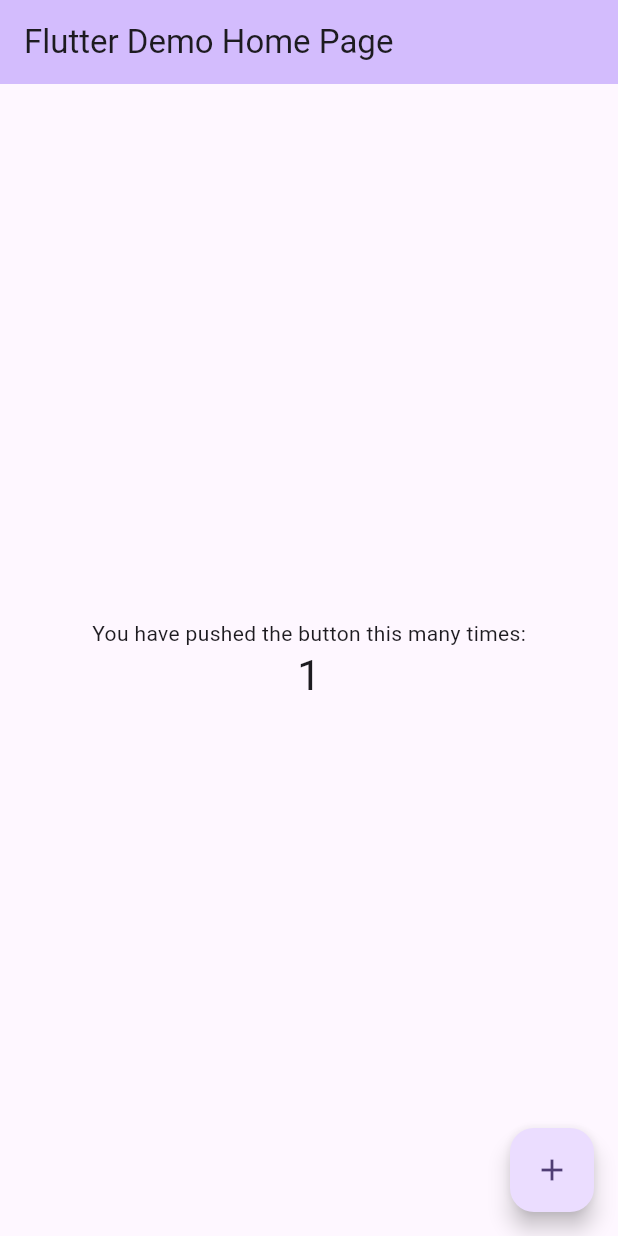
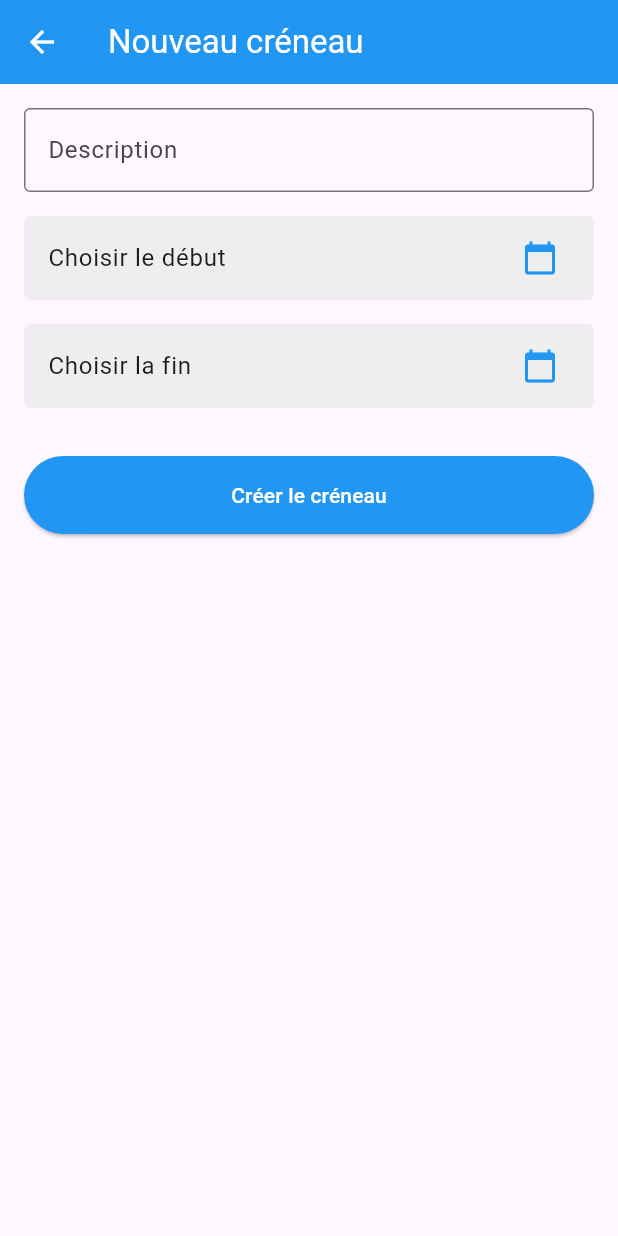
Before and after one commit to tesnim4/mini_projet_gest_emp, a Flutter app: the screen it shows after launch, after a tap on the "add" icon, on a phone screen of 412 x 824 dp. Run offline on Flutter 3.47's test engine with Material 3 defaults, Android fonts, the phone set to English and light mode, and no system bars; network calls fail.

Commit message:
ajout de slot_form_screen.dart et main.dart

```diff
--- a/frontend/gest_emp/lib/main.dart
+++ b/frontend/gest_emp/lib/main.dart
@@ -1,122 +1,24 @@
+// lib/main.dart
 import 'package:flutter/material.dart';
+import 'screens/home_screen.dart';
 
 void main() {
-  runApp(const MyApp());
+  runApp(const GestEmpApp());
 }
 
-class MyApp extends StatelessWidget {
-  const MyApp({super.key});
+class GestEmpApp extends StatelessWidget {
+  const GestEmpApp({super.key});
 
-  // This widget is the root of your application.
   @override
   Widget build(BuildContext context) {
     return MaterialApp(
-      title: 'Flutter Demo',
+      debugShowCheckedModeBanner: false,
+      title: 'Gest Emp',
       theme: ThemeData(
-        // This is the theme of your application.
-        //
-        // TRY THIS: Try running your application with "flutter run". You'll see
-        // the application has a purple toolbar. Then, without quitting the app,
-        // try changing the seedColor in the colorScheme below to Colors.green
-        // and then invoke "hot reload" (save your changes or press the "hot
-        // reload" button in a Flutter-supported IDE, or press "r" if you used
-        // the command line to start the app).
-        //
-        // Notice that the counter didn't reset back to zero; the application
-        // state is not lost during the reload. To reset the state, use hot
-        // restart instead.
-        //
-        // This works for code too, not just values: Most code changes can be
-        // tested with just a hot reload.
-        colorScheme: ColorScheme.fromSeed(seedColor: Colors.deepPurple),
+        primarySwatch: Colors.blue,
+        useMaterial3: true,
       ),
-      home: const MyHomePage(title: 'Flutter Demo Home Page'),
+      home: const HomeScreen(),
     );
   }
 }
-
-class MyHomePage extends StatefulWidget {
-  const MyHomePage({super.key, required this.title});
-
-  // This widget is the home page of your application. It is stateful, meaning
-  // that it has a State object (defined below) that contains fields that affect
-  // how it looks.
-
-  // This class is the configuration for the state. It holds the values (in this
-  // case the title) provided by the parent (in this case the App widget) and
-  // used by the build method of the State. Fields in a Widget subclass are
-  // always marked "final".
-
-  final String title;
-
-  @override
-  State<MyHomePage> createState() => _MyHomePageState();
-}
-
-class _MyHomePageState extends State<MyHomePage> {
-  int _counter = 0;
-
-  void _incrementCounter() {
-    setState(() {
-      // This call to setState tells the Flutter framework that something has
-      // changed in this State, which causes it to rerun the build method below
-      // so that the display can reflect the updated values. If we changed
-      // _counter without calling setState(), then the build method would not be
-      // called again, and so nothing would appear to happen.
-      _counter++;
-    });
-  }
-
-  @override
-  Widget build(BuildContext context) {
-    // This method is rerun every time setState is called, for instance as done
-    // by the _incrementCounter method above.
-    //
-    // The Flutter framework has been optimized to make rerunning build methods
-    // fast, so that you can just rebuild anything that needs updating rather
-    // than having to individually change instances of widgets.
-    return Scaffold(
-      appBar: AppBar(
-        // TRY THIS: Try changing the color here to a specific color (to
-        // Colors.amber, perhaps?) and trigger a hot reload to see the AppBar
-        // change color while the other colors stay the same.
-        backgroundColor: Theme.of(context).colorScheme.inversePrimary,
-        // Here we take the value from the MyHomePage object that was created by
-        // the App.build method, and use it to set our appbar title.
-        title: Text(widget.title),
-      ),
-      body: Center(
-        // Center is a layout widget. It takes a single child and positions it
-        // in the middle of the parent.
-        child: Column(
-          // Column is also a layout widget. It takes a list of children and
-          // arranges them vertically. By default, it sizes itself to fit its
-          // children horizontally, and tries to be as tall as its parent.
-          //
-          // Column has various properties to control how it sizes itself and
-          // how it positions its children. Here we use mainAxisAlignment to
-          // center the children vertically; the main axis here is the vertical
-          // axis because Columns are vertical (the cross axis would be
-          // horizontal).
-          //
-          // TRY THIS: Invoke "debug painting" (choose the "Toggle Debug Paint"
-          // action in the IDE, or press "p" in the console), to see the
-          // wireframe for each widget.
-          mainAxisAlignment: MainAxisAlignment.center,
-          children: <Widget>[
-            const Text('You have pushed the button this many times:'),
-            Text(
-              '$_counter',
-              style: Theme.of(context).textTheme.headlineMedium,
-            ),
-          ],
-        ),
-      ),
-      floatingActionButton: FloatingActionButton(
-        onPressed: _incrementCounter,
-        tooltip: 'Increment',
-        child: const Icon(Icons.add),
-      ), // This trailing comma makes auto-formatting nicer for build methods.
-    );
-  }
-}
--- /dev/null
+++ b/frontend/gest_emp/lib/screens/slot_form_screen.dart
@@ -0,0 +1,140 @@
+// lib/screens/slot_form_screen.dart
+import 'package:flutter/material.dart';
+import '../models/calendar_slot.dart';
+import '../services/api_service.dart';
+
+class SlotFormScreen extends StatefulWidget {
+  final CalendarSlot? slot; // Null = Création, non-null = Modification
+  const SlotFormScreen({super.key, this.slot});
+
+  @override
+  State<SlotFormScreen> createState() => _SlotFormScreenState();
+}
+
+class _SlotFormScreenState extends State<SlotFormScreen> {
+  final _formKey = GlobalKey<FormState>();
+  late TextEditingController _descCtrl;
+  DateTime? _start;
+  DateTime? _end;
+
+  @override
+  void initState() {
+    super.initState();
+    _descCtrl = TextEditingController(text: widget.slot?.description ?? '');
+    if (widget.slot != null) {
+      _start = DateTime.tryParse(widget.slot!.timeInterval.start);
+      _end = DateTime.tryParse(widget.slot!.timeInterval.end);
+    }
+  }
+
+  Future<void> _selectDateTime(bool isStart) async {
+    final initialDate = isStart ? (_start ?? DateTime.now()) : (_end ?? DateTime.now());
+    final date = await showDatePicker(
+      context: context,
+      initialDate: initialDate,
+      firstDate: DateTime(2020),
+      lastDate: DateTime(2030),
+    );
+    if (date == null) return;
+    if (!mounted) return;
+
+    final time = await showTimePicker(
+      context: context,
+      initialTime: TimeOfDay.fromDateTime(initialDate),
+    );
+    if (time == null) return;
+
+    final picked = DateTime(date.year, date.month, date.day, time.hour, time.minute);
+    setState(() {
+      if (isStart) _start = picked; else _end = picked;
+    });
+  }
+
+  Future<void> _submit() async {
+    if (!_formKey.currentState!.validate()) return;
+    if (_start == null || _end == null) {
+      ScaffoldMessenger.of(context).showSnackBar(const SnackBar(content: Text('Veuillez remplir les dates')));
+      return;
+    }
+    if (_end!.isBefore(_start!)) {
+      ScaffoldMessenger.of(context).showSnackBar(const SnackBar(content: Text('La fin doit être après le début')));
+      return;
+    }
+
+    final newSlot = CalendarSlot(
+      id: widget.slot?.id ?? 0,
+      description: _descCtrl.text,
+      timeInterval: TimeInterval(
+        start: _start!.toIso8601String(),
+        end: _end!.toIso8601String(),
+      ),
+      version: widget.slot?.version ?? 1,
+    );
+
+    try {
+      if (widget.slot == null) {
+        await ApiService.createSlot(newSlot);
+      } else {
+        await ApiService.updateSlot(newSlot);
+      }
+      if (!mounted) return;
+      Navigator.pop(context, true); // Retourne true pour rafraichir l'écran précédent
+    } catch (e) {
+      if (!mounted) return;
+      ScaffoldMessenger.of(context).showSnackBar(SnackBar(content: Text('$e')));
+    }
+  }
+
+  @override
+  Widget build(BuildContext context) {
+    final isEdit = widget.slot != null;
+    return Scaffold(
+      appBar: AppBar(
+        title: Text(isEdit ? 'Modifier le créneau' : 'Nouveau créneau'),
+        backgroundColor: Colors.blue,
+        foregroundColor: Colors.white,
+      ),
+      body: Padding(
+        padding: const EdgeInsets.all(16.0),
+        child: Form(
+          key: _formKey,
+          child: ListView(
+            children: [
+              TextFormField(
+                controller: _descCtrl,
+                decoration: const InputDecoration(labelText: 'Description', border: OutlineInputBorder()),
+                validator: (v) => (v == null || v.trim().isEmpty) ? 'Champ obligatoire' : null,
+              ),
+              const SizedBox(height: 16),
+              ListTile(
+                title: Text(_start == null ? 'Choisir le début' : 'Début: ${_start.toString().substring(0, 16)}'),
+                trailing: const Icon(Icons.calendar_today, color: Colors.blue),
+                onTap: () => _selectDateTime(true),
+                tileColor: Colors.grey[200],
+                shape: RoundedRectangleBorder(borderRadius: BorderRadius.circular(4)),
+              ),
+              const SizedBox(height: 16),
+              ListTile(
+                title: Text(_end == null ? 'Choisir la fin' : 'Fin: ${_end.toString().substring(0, 16)}'),
+                trailing: const Icon(Icons.calendar_today, color: Colors.blue),
+                onTap: () => _selectDateTime(false),
+                tileColor: Colors.grey[200],
+                shape: RoundedRectangleBorder(borderRadius: BorderRadius.circular(4)),
+              ),
+              const SizedBox(height: 32),
+              ElevatedButton(
+                onPressed: _submit,
+                style: ElevatedButton.styleFrom(
+                  backgroundColor: Colors.blue,
+                  foregroundColor: Colors.white,
+                  padding: const EdgeInsets.symmetric(vertical: 16)
+                ),
+                child: Text(isEdit ? 'Enregistrer les modifications' : 'Créer le créneau'),
+              ),
+            ],
+          ),
+        ),
+      ),
+    );
+  }
+}
```
Also changed, not shown: frontend/gest_emp/pubspec.lock.
